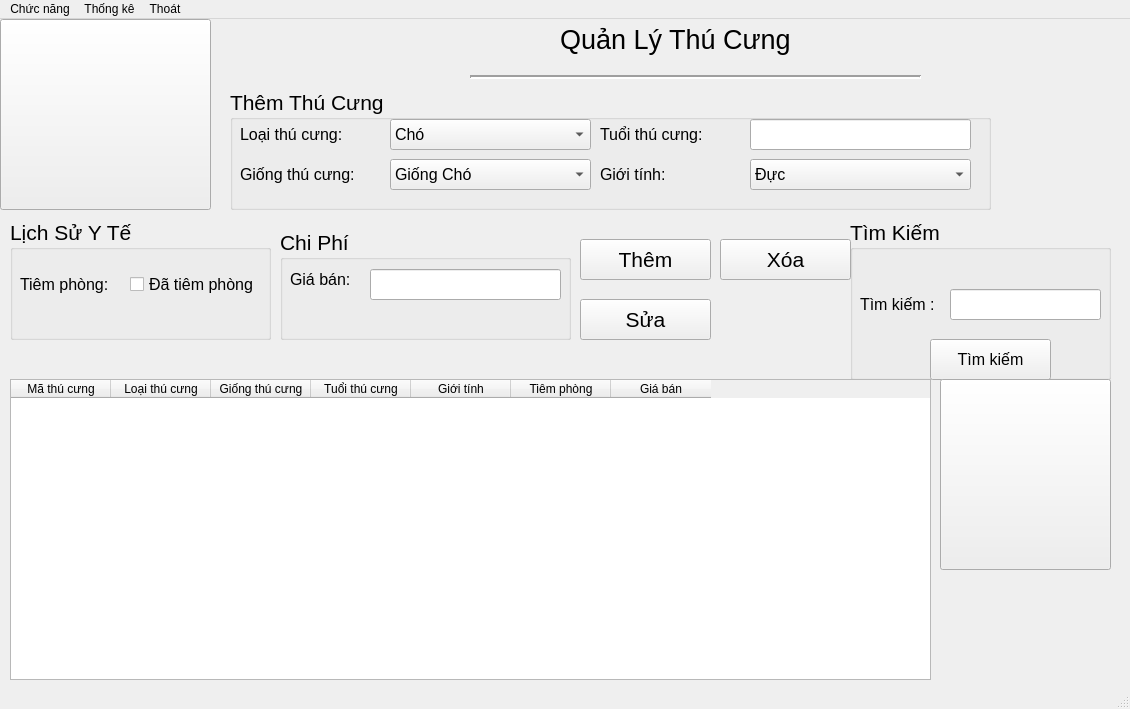
Old version of the form QLTC/QLTC.ui in the repository lehieu181023/QLTC-python.
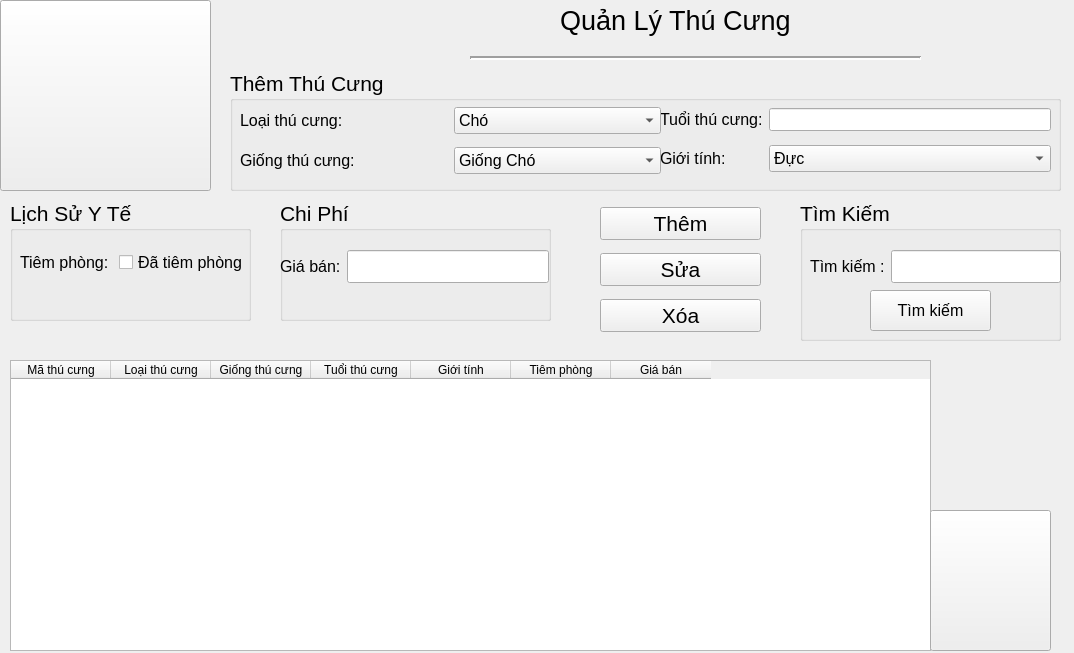
New version of the form. Icons and pictures are not drawn.

Patch:
```diff
--- a/QLTC/QLTC.ui
+++ b/QLTC/QLTC.ui
@@ -6,8 +6,8 @@
    <rect>
     <x>0</x>
     <y>0</y>
-    <width>1130</width>
-    <height>709</height>
+    <width>1074</width>
+    <height>653</height>
    </rect>
   </property>
   <property name="windowTitle">
@@ -53,7 +53,7 @@
      <rect>
       <x>230</x>
       <y>70</y>
-      <width>761</width>
+      <width>831</width>
       <height>121</height>
      </rect>
     </property>
@@ -65,33 +65,18 @@
     <property name="title">
      <string>Thêm Thú Cưng</string>
     </property>
-    <widget class="QLabel" name="label_4">
+    <widget class="QWidget" name="">
      <property name="geometry">
       <rect>
-       <x>10</x>
+       <x>430</x>
        <y>30</y>
-       <width>131</width>
-       <height>31</height>
+       <width>391</width>
+       <height>81</height>
       </rect>
      </property>
-     <property name="font">
-      <font>
-       <pointsize>12</pointsize>
-      </font>
-     </property>
-     <property name="text">
-      <string>Loại thú cưng:</string>
-     </property>
-    </widget>
+     <layout class="QGridLayout" name="gridLayout">
+      <item row="0" column="0">
     <widget class="QLabel" name="label_6">
-     <property name="geometry">
-      <rect>
-       <x>370</x>
-       <y>30</y>
-       <width>131</width>
-       <height>31</height>
-      </rect>
-     </property>
      <property name="font">
       <font>
        <pointsize>12</pointsize>
@@ -101,91 +86,30 @@
       <string>Tuổi thú cưng:</string>
      </property>
     </widget>
-    <widget class="QLabel" name="label_7">
-     <property name="geometry">
-      <rect>
-       <x>370</x>
-       <y>70</y>
-       <width>131</width>
-       <height>31</height>
-      </rect>
-     </property>
-     <property name="font">
-      <font>
-       <pointsize>12</pointsize>
-      </font>
-     </property>
-     <property name="text">
-      <string>Giới tính:</string>
-     </property>
-    </widget>
+      </item>
+      <item row="0" column="1">
     <widget class="QLineEdit" name="tb_t">
-     <property name="geometry">
-      <rect>
-       <x>520</x>
-       <y>30</y>
-       <width>221</width>
-       <height>31</height>
-      </rect>
-     </property>
      <property name="font">
       <font>
        <pointsize>10</pointsize>
       </font>
      </property>
     </widget>
-    <widget class="QLabel" name="label_5">
-     <property name="geometry">
-      <rect>
-       <x>10</x>
-       <y>70</y>
-       <width>141</width>
-       <height>31</height>
-      </rect>
-     </property>
+      </item>
+      <item row="1" column="0">
+       <widget class="QLabel" name="label_7">
      <property name="font">
       <font>
        <pointsize>12</pointsize>
       </font>
      </property>
      <property name="text">
-      <string>Giống thú cưng:</string>
-     </property>
-    </widget>
-    <widget class="QComboBox" name="cb_l">
-     <property name="geometry">
-      <rect>
-       <x>160</x>
-       <y>30</y>
-       <width>201</width>
-       <height>31</height>
-      </rect>
-     </property>
-     <property name="font">
-      <font>
-       <pointsize>12</pointsize>
-      </font>
-     </property>
-     <item>
-      <property name="text">
-       <string>Chó</string>
-      </property>
-     </item>
-     <item>
-      <property name="text">
-       <string>Mèo</string>
-      </property>
-     </item>
-    </widget>
+         <string>Giới tính:</string>
+        </property>
+       </widget>
+      </item>
+      <item row="1" column="1">
     <widget class="QComboBox" name="cb_gt">
-     <property name="geometry">
-      <rect>
-       <x>520</x>
-       <y>70</y>
-       <width>221</width>
-       <height>31</height>
-      </rect>
-     </property>
      <property name="font">
       <font>
        <pointsize>12</pointsize>
@@ -202,15 +126,64 @@
       </property>
      </item>
     </widget>
+      </item>
+     </layout>
+    </widget>
+    <widget class="QWidget" name="">
+     <property name="geometry">
+      <rect>
+       <x>10</x>
+       <y>30</y>
+       <width>421</width>
+       <height>81</height>
+      </rect>
+     </property>
+     <layout class="QGridLayout" name="gridLayout_6">
+      <item row="0" column="0">
+       <widget class="QLabel" name="label_4">
+        <property name="font">
+         <font>
+          <pointsize>12</pointsize>
+         </font>
+        </property>
+        <property name="text">
+         <string>Loại thú cưng:</string>
+        </property>
+       </widget>
+      </item>
+      <item row="0" column="1">
+       <widget class="QComboBox" name="cb_l">
+        <property name="font">
+         <font>
+          <pointsize>12</pointsize>
+         </font>
+        </property>
+        <item>
+         <property name="text">
+          <string>Chó</string>
+         </property>
+        </item>
+        <item>
+         <property name="text">
+          <string>Mèo</string>
+         </property>
+        </item>
+       </widget>
+      </item>
+      <item row="1" column="0">
+       <widget class="QLabel" name="label_5">
+        <property name="font">
+         <font>
+          <pointsize>12</pointsize>
+         </font>
+        </property>
+        <property name="text">
+         <string>Giống thú cưng:</string>
+        </property>
+       </widget>
+      </item>
+      <item row="1" column="1">
     <widget class="QComboBox" name="cb_g">
-     <property name="geometry">
-      <rect>
-       <x>160</x>
-       <y>70</y>
-       <width>201</width>
-       <height>31</height>
-      </rect>
-     </property>
      <property name="font">
       <font>
        <pointsize>12</pointsize>
@@ -277,13 +250,16 @@
       </property>
      </item>
     </widget>
+      </item>
+     </layout>
+    </widget>
    </widget>
    <widget class="QGroupBox" name="groupBox_2">
     <property name="geometry">
      <rect>
       <x>10</x>
       <y>200</y>
-      <width>261</width>
+      <width>241</width>
       <height>121</height>
      </rect>
     </property>
@@ -295,15 +271,18 @@
     <property name="title">
      <string>Lịch Sử Y Tế</string>
     </property>
+    <widget class="QWidget" name="">
+     <property name="geometry">
+      <rect>
+       <x>10</x>
+       <y>50</y>
+       <width>228</width>
+       <height>25</height>
+      </rect>
+     </property>
+     <layout class="QGridLayout" name="gridLayout_4">
+      <item row="0" column="0">
     <widget class="QLabel" name="label_2">
-     <property name="geometry">
-      <rect>
-       <x>10</x>
-       <y>50</y>
-       <width>111</width>
-       <height>31</height>
-      </rect>
-     </property>
      <property name="font">
       <font>
        <pointsize>12</pointsize>
@@ -313,15 +292,9 @@
       <string>Tiêm phòng:</string>
      </property>
     </widget>
+      </item>
+      <item row="0" column="1">
     <widget class="QCheckBox" name="ck_dt">
-     <property name="geometry">
-      <rect>
-       <x>120</x>
-       <y>50</y>
-       <width>161</width>
-       <height>31</height>
-      </rect>
-     </property>
      <property name="font">
       <font>
        <pointsize>12</pointsize>
@@ -331,14 +304,17 @@
       <string>Đã tiêm phòng</string>
      </property>
     </widget>
+      </item>
+     </layout>
+    </widget>
    </widget>
    <widget class="QGroupBox" name="groupBox_3">
     <property name="geometry">
      <rect>
       <x>280</x>
-      <y>210</y>
-      <width>291</width>
-      <height>111</height>
+      <y>200</y>
+      <width>271</width>
+      <height>121</height>
      </rect>
     </property>
     <property name="font">
@@ -349,15 +325,18 @@
     <property name="title">
      <string>Chi Phí</string>
     </property>
+    <widget class="QWidget" name="">
+     <property name="geometry">
+      <rect>
+       <x>0</x>
+       <y>50</y>
+       <width>269</width>
+       <height>33</height>
+      </rect>
+     </property>
+     <layout class="QGridLayout" name="gridLayout_2">
+      <item row="0" column="0">
     <widget class="QLabel" name="label_13">
-     <property name="geometry">
-      <rect>
-       <x>10</x>
-       <y>40</y>
-       <width>81</width>
-       <height>21</height>
-      </rect>
-     </property>
      <property name="font">
       <font>
        <pointsize>12</pointsize>
@@ -367,24 +346,20 @@
       <string>Giá bán:</string>
      </property>
     </widget>
-    <widget class="QLineEdit" name="tb_gb">
-     <property name="geometry">
-      <rect>
-       <x>90</x>
-       <y>40</y>
-       <width>191</width>
-       <height>31</height>
-      </rect>
-     </property>
+      </item>
+      <item row="0" column="1">
+       <widget class="QLineEdit" name="tb_gb"/>
+      </item>
+     </layout>
     </widget>
    </widget>
    <widget class="QGroupBox" name="groupBox_4">
     <property name="geometry">
      <rect>
-      <x>850</x>
+      <x>800</x>
       <y>200</y>
       <width>261</width>
-      <height>161</height>
+      <height>141</height>
      </rect>
     </property>
     <property name="font">
@@ -395,39 +370,11 @@
     <property name="title">
      <string>Tìm Kiếm</string>
     </property>
-    <widget class="QLabel" name="label_14">
-     <property name="geometry">
-      <rect>
-       <x>10</x>
-       <y>70</y>
-       <width>121</width>
-       <height>31</height>
-      </rect>
-     </property>
-     <property name="font">
-      <font>
-       <pointsize>12</pointsize>
-      </font>
-     </property>
-     <property name="text">
-      <string>Tìm kiếm :</string>
-     </property>
-    </widget>
-    <widget class="QLineEdit" name="tb_tk">
-     <property name="geometry">
-      <rect>
-       <x>100</x>
-       <y>70</y>
-       <width>151</width>
-       <height>31</height>
-      </rect>
-     </property>
-    </widget>
     <widget class="QPushButton" name="bt_tk">
      <property name="geometry">
       <rect>
-       <x>80</x>
-       <y>120</y>
+       <x>70</x>
+       <y>90</y>
        <width>121</width>
        <height>41</height>
       </rect>
@@ -441,60 +388,33 @@
       <string>Tìm kiếm</string>
      </property>
     </widget>
-   </widget>
-   <widget class="QPushButton" name="bt_t">
+    <widget class="QWidget" name="">
     <property name="geometry">
      <rect>
-      <x>580</x>
-      <y>220</y>
-      <width>131</width>
-      <height>41</height>
-     </rect>
-    </property>
+       <x>10</x>
+       <y>50</y>
+       <width>251</width>
+       <height>33</height>
+      </rect>
+     </property>
+     <layout class="QGridLayout" name="gridLayout_3">
+      <item row="0" column="0">
+       <widget class="QLabel" name="label_14">
     <property name="font">
      <font>
-      <pointsize>16</pointsize>
+          <pointsize>12</pointsize>
      </font>
     </property>
     <property name="text">
-     <string>Thêm</string>
-    </property>
-   </widget>
-   <widget class="QPushButton" name="bt_s">
-    <property name="geometry">
-     <rect>
-      <x>580</x>
-      <y>280</y>
-      <width>131</width>
-      <height>41</height>
-     </rect>
-    </property>
-    <property name="font">
-     <font>
-      <pointsize>16</pointsize>
-     </font>
-    </property>
-    <property name="text">
-     <string>Sửa</string>
-    </property>
-   </widget>
-   <widget class="QPushButton" name="bt_x">
-    <property name="geometry">
-     <rect>
-      <x>720</x>
-      <y>220</y>
-      <width>131</width>
-      <height>41</height>
-     </rect>
-    </property>
-    <property name="font">
-     <font>
-      <pointsize>16</pointsize>
-     </font>
-    </property>
-    <property name="text">
-     <string>Xóa</string>
-    </property>
+         <string>Tìm kiếm :</string>
+        </property>
+       </widget>
+      </item>
+      <item row="0" column="1">
+       <widget class="QLineEdit" name="tb_tk"/>
+      </item>
+     </layout>
+    </widget>
    </widget>
    <widget class="QTableWidget" name="tableWidget">
     <property name="geometry">
@@ -502,7 +422,7 @@
       <x>10</x>
       <y>360</y>
       <width>921</width>
-      <height>301</height>
+      <height>291</height>
      </rect>
     </property>
     <property name="rowCount">
@@ -575,10 +495,10 @@
    <widget class="QPushButton" name="pushButton_2">
     <property name="geometry">
      <rect>
-      <x>940</x>
-      <y>360</y>
-      <width>171</width>
-      <height>191</height>
+      <x>930</x>
+      <y>510</y>
+      <width>121</width>
+      <height>141</height>
      </rect>
     </property>
     <property name="styleSheet">
@@ -588,39 +508,55 @@
      <string/>
     </property>
    </widget>
-  </widget>
-  <widget class="QMenuBar" name="menubar">
+   <widget class="QWidget" name="">
    <property name="geometry">
     <rect>
-     <x>0</x>
-     <y>0</y>
-     <width>1130</width>
-     <height>21</height>
-    </rect>
-   </property>
-   <widget class="QMenu" name="menuCh_c_n_ng">
-    <property name="title">
-     <string>Chức năng</string>
-    </property>
-    <addaction name="cn_qltc"/>
-    <addaction name="cn_qldh"/>
-    <addaction name="cn_qltk"/>
-   </widget>
-   <widget class="QMenu" name="mn_tk">
-    <property name="title">
-     <string>Thống kê</string>
-    </property>
-   </widget>
-   <widget class="QMenu" name="mn_thoat">
-    <property name="title">
-     <string>Thoát</string>
-    </property>
-   </widget>
-   <addaction name="menuCh_c_n_ng"/>
-   <addaction name="mn_tk"/>
-   <addaction name="mn_thoat"/>
-  </widget>
-  <widget class="QStatusBar" name="statusbar"/>
+      <x>600</x>
+      <y>200</y>
+      <width>161</width>
+      <height>141</height>
+     </rect>
+    </property>
+    <layout class="QGridLayout" name="gridLayout_5">
+     <item row="0" column="0">
+      <widget class="QPushButton" name="bt_t">
+       <property name="font">
+        <font>
+         <pointsize>16</pointsize>
+        </font>
+       </property>
+       <property name="text">
+        <string>Thêm</string>
+       </property>
+      </widget>
+     </item>
+     <item row="1" column="0">
+      <widget class="QPushButton" name="bt_s">
+       <property name="font">
+        <font>
+         <pointsize>16</pointsize>
+        </font>
+       </property>
+       <property name="text">
+        <string>Sửa</string>
+       </property>
+      </widget>
+     </item>
+     <item row="2" column="0">
+      <widget class="QPushButton" name="bt_x">
+       <property name="font">
+        <font>
+         <pointsize>16</pointsize>
+        </font>
+       </property>
+       <property name="text">
+        <string>Xóa</string>
+       </property>
+      </widget>
+     </item>
+    </layout>
+   </widget>
+  </widget>
   <action name="cn_qltc">
    <property name="text">
     <string>QL Thu cung</string>
```
Lines whose indentation alone changed are shown as unchanged.
